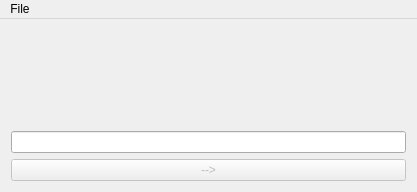
Before: the Qt Designer form mainwindow.ui in roman-zm/checkWords, drawn with Qt 5.
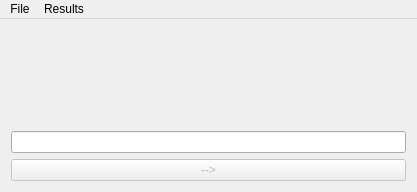
After: the same form once the commit is applied.

```diff
--- a/mainwindow.ui
+++ b/mainwindow.ui
@@ -110,7 +110,14 @@
     <addaction name="separator"/>
     <addaction name="actionExit"/>
    </widget>
+   <widget class="QMenu" name="menuResults">
+    <property name="title">
+     <string>Results</string>
+    </property>
+    <addaction name="actionShow_results_table"/>
+   </widget>
    <addaction name="menuFile"/>
+   <addaction name="menuResults"/>
   </widget>
   <action name="actionOpen">
    <property name="text">
```
Left out of the diff: 5 changed lines with no effect on the pictures.
